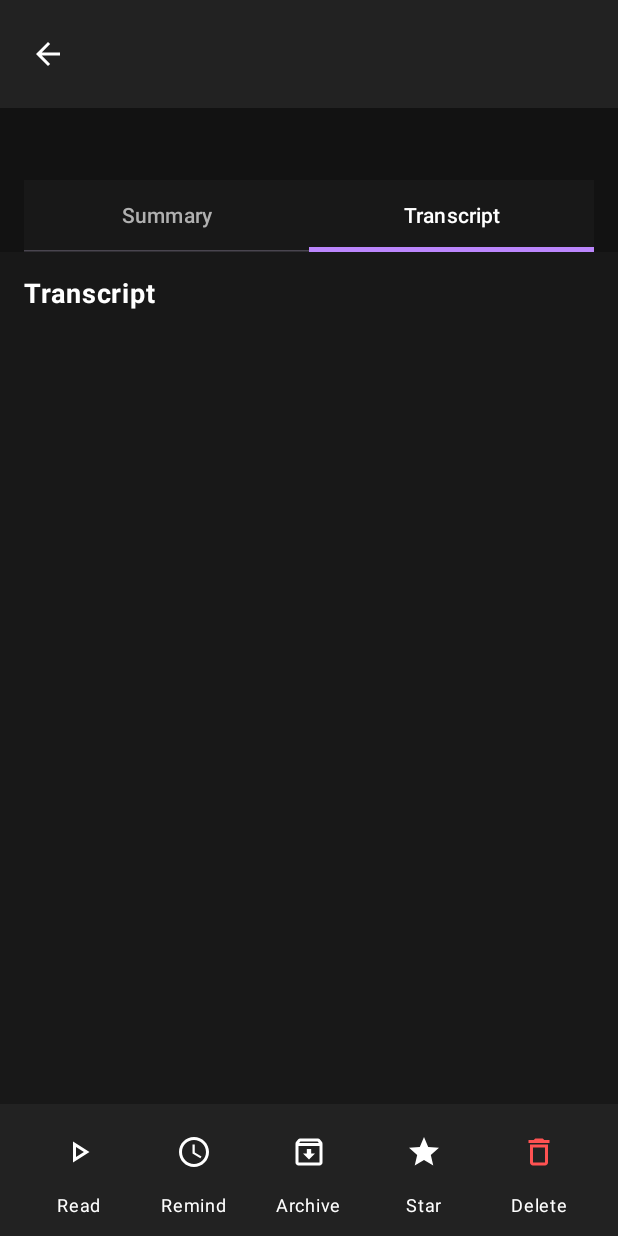
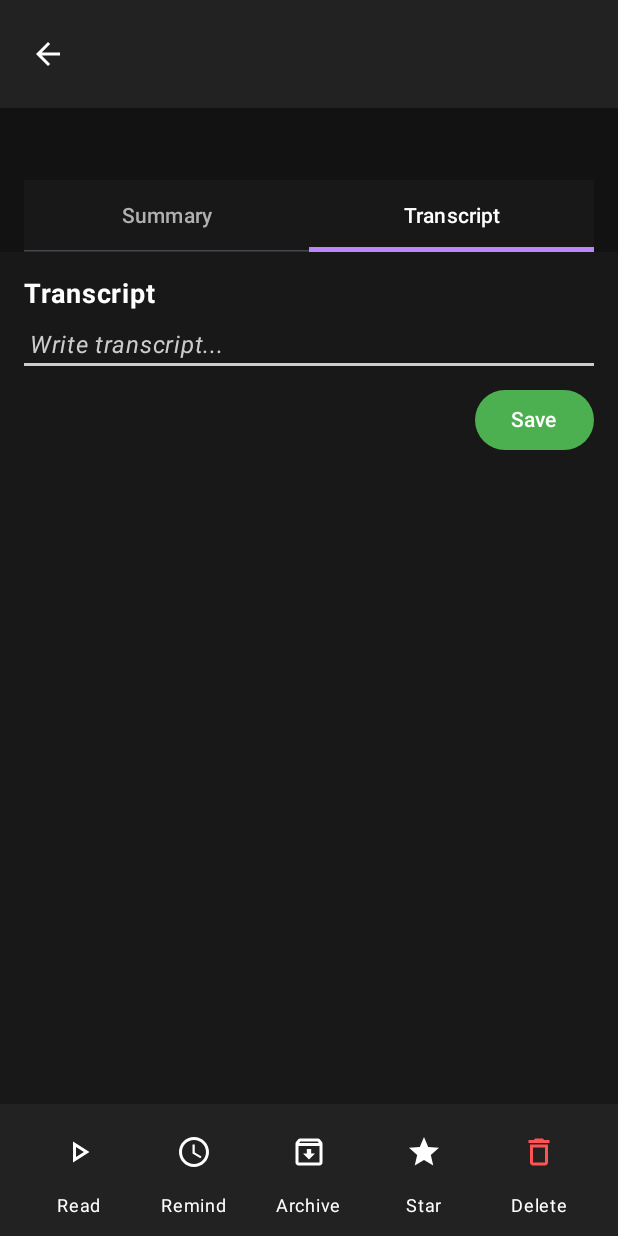
Before and after one commit to SekeNikola/EchoNote, an Android app built with Jetpack Compose: the composable NoteDetailScreen called with empty values, tab 2 chosen, on a phone screen of 412 x 824 dp. Run offline under Robolectric (Android 15) with nearby library versions, the phone set to English and light mode, and no system bars; our stand-ins replace livedata-compose; network calls fail.

Commit message:
Feature: auto-update summary with OpenAI after transcript save and code cleanup

```diff
--- a/app/src/main/java/com/example/app/data/NoteDao.kt
+++ b/app/src/main/java/com/example/app/data/NoteDao.kt
@@ -1,20 +1,3 @@
-
-
-
-
-
-
-
-
-
-
-
-
-
-
-
-
-
 package com.example.app.data
 
 import androidx.room.*
@@ -22,6 +5,8 @@ import kotlinx.coroutines.flow.Flow
 
 @Dao
 interface NoteDao {
+    @Query("UPDATE notes SET transcript = :transcript WHERE id = :id")
+    suspend fun updateTranscript(id: Long, transcript: String)
     @Query("UPDATE notes SET snippet = :snippet WHERE id = :id")
     suspend fun updateSnippet(id: Long, snippet: String)
     @Query("UPDATE notes SET checklistState = :checklistState WHERE id = :id")
--- a/app/src/main/java/com/example/app/data/Repository.kt
+++ b/app/src/main/java/com/example/app/data/Repository.kt
@@ -1,8 +1,12 @@
+
+
+
 package com.example.app.data
 
 import kotlinx.coroutines.flow.Flow
 
 class NoteRepository(internal val noteDao: NoteDao) {
+    suspend fun updateTranscript(id: Long, transcript: String) = noteDao.updateTranscript(id, transcript)
     suspend fun updateNoteSnippet(id: Long, snippet: String) = noteDao.updateSnippet(id, snippet)
     suspend fun updateChecklistState(id: Long, checklistState: String) = noteDao.updateChecklistState(id, checklistState)
     fun getAllNotes(): Flow<List<Note>> = noteDao.getAllNotes()
@@ -11,4 +15,5 @@ class NoteRepository(internal val noteDao: NoteDao) {
     suspend fun toggleFavorite(note: Note) = noteDao.update(note.copy(isFavorite = !note.isFavorite))
     suspend fun updateNoteTitle(id: Long, title: String) = noteDao.updateTitle(id, title)
     suspend fun archiveNote(id: Long) = noteDao.archiveNote(id)
+    // ...existing code...
 }
--- a/app/src/main/java/com/example/app/ui/NoteDetailScreen.kt
+++ b/app/src/main/java/com/example/app/ui/NoteDetailScreen.kt
@@ -152,6 +152,7 @@ fun NoteDetailScreen(
                                             } catch (e: Exception) { note?.snippet ?: "" }
                                         )
                                     }
+                                    // ...existing code...
                                     val initialTasks: List<String> = try {
                                         val json = org.json.JSONObject(note?.snippet ?: "")
                                         if (json.has("tasks")) {
@@ -363,15 +364,62 @@ fun NoteDetailScreen(
                                         color = Color.White,
                                         modifier = Modifier.padding(bottom = 8.dp)
                                     )
-                                    val transcriptText = if (transcript.isNotBlank()) transcript else note?.transcript.orEmpty()
-                                    if (transcriptText.isNotBlank()) {
-                                        Text(
-                                            text = transcriptText,
-                                            color = Color(0xFFB0B0B0),
-                                            fontSize = 16.sp
+                                    var editableTranscript by remember { mutableStateOf(
+                                        if (transcript.isNotBlank()) transcript else note?.transcript.orEmpty()
+                                    ) }
+                                    var isTranscriptFocused by remember { mutableStateOf(false) }
+                                    Column(modifier = Modifier.fillMaxWidth()) {
+                                        Box {
+                                            BasicTextField(
+                                                value = editableTranscript,
+                                                onValueChange = { editableTranscript = it },
+                                                textStyle = TextStyle(color = Color.White, fontSize = 16.sp),
+                                                modifier = Modifier
+                                                    .fillMaxWidth()
+                                                    .onFocusChanged { focusState -> isTranscriptFocused = focusState.isFocused },
+                                                cursorBrush = androidx.compose.ui.graphics.SolidColor(Color.White)
+                                            )
+                                            if (editableTranscript.isEmpty() && !isTranscriptFocused) {
+                                                Text(
+                                                    text = "Write transcript...",
+                                                    color = Color.LightGray,
+                                                    fontSize = 16.sp,
+                                                    fontStyle = androidx.compose.ui.text.font.FontStyle.Italic,
+                                                    modifier = Modifier.padding(start = 4.dp, top = 2.dp)
+                                                )
+                                            }
+                                        }
+                                        androidx.compose.material.Divider(
+                                            color = if (isTranscriptFocused) Color(0xFF4CAF50) else Color.LightGray,
+                                            thickness = 2.dp
                                         )
-                                    } else {
-                                        Spacer(modifier = Modifier.height(120.dp))
+                                        Spacer(modifier = Modifier.height(12.dp))
+                                        val coroutineScope = rememberCoroutineScope()
+                                        Button(
+                                            onClick = {
+                                                note?.let { n ->
+                                                    coroutineScope.launch {
+                                                        // Save the transcript as a snippet JSON (preserving other fields if needed)
+                                                        val snippetJson = try {
+                                                            val json = org.json.JSONObject(n.snippet ?: "{}")
+                                                            json.put("transcript", editableTranscript)
+                                                            json.toString()
+                                                        } catch (e: Exception) {
+                                                            // fallback: just save transcript
+                                                            org.json.JSONObject().put("transcript", editableTranscript).toString()
+                                                        }
+                                                        viewModel.updateNoteSnippet(n.id, snippetJson)
+                                                        viewModel.updateTranscript(n.id, editableTranscript)
+                                                        // Automatically update summary with OpenAI
+                                                        viewModel.updateSummaryWithOpenAI(n.id, editableTranscript)
+                                                    }
+                                                }
+                                            },
+                                            colors = ButtonDefaults.buttonColors(containerColor = Color(0xFF4CAF50)),
+                                            modifier = Modifier.align(Alignment.End)
+                                        ) {
+                                            Text("Save", color = Color.White)
+                                        }
                                     }
                                 }
                                 // Custom scrollbar indicator (gray, only if scrollable)
```
Also changed, not shown: app/src/main/java/com/example/app/viewmodel/NoteViewModel.kt (+16 -0 lines), 294 other files.
